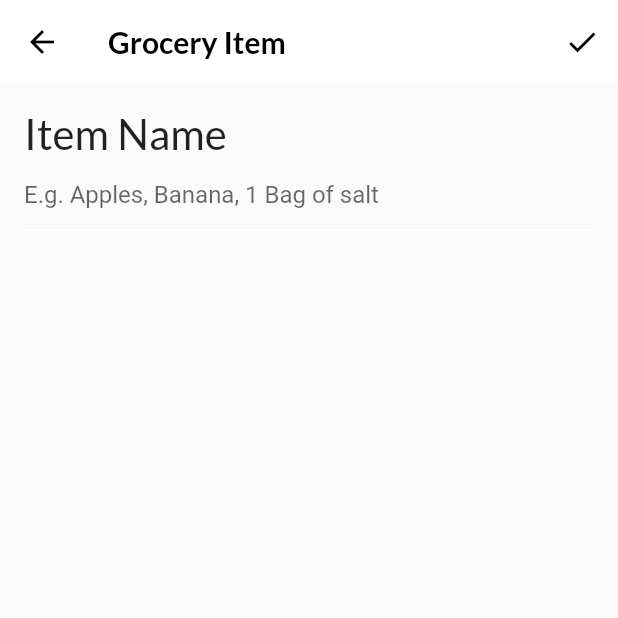
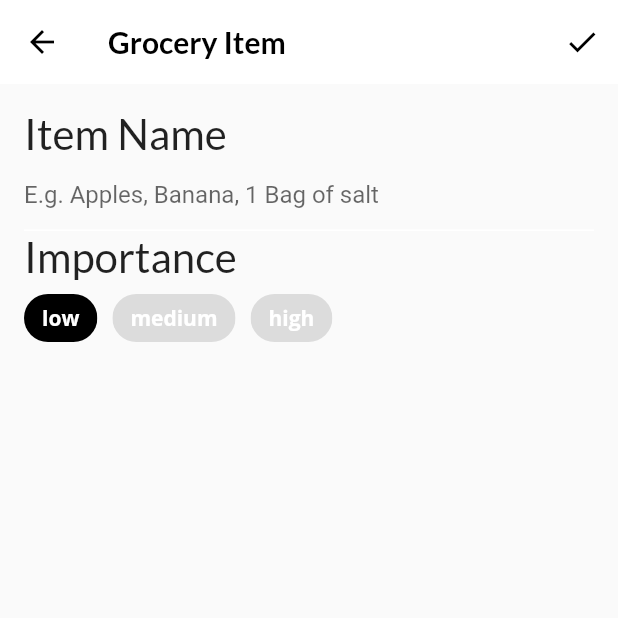
Before and after one commit to ghrms80/flta-ch06, a Flutter app: the screen it shows after launch, item 3 of the bottom bar chosen, after a tap on the "add" icon, on a phone screen of 412 x 824 dp, the top half of it. Run offline on Flutter 3.47's test engine with Material 2 defaults, Android fonts, the light colour scheme and no system bars; our stand-ins replace google_fonts.

Commit message:
Building the importance widget

```diff
--- a/lib/screens/grocery_item_screen.dart
+++ b/lib/screens/grocery_item_screen.dart
@@ -96,7 +96,7 @@ class GroceryItemScreenState extends State<GroceryItemScreen> {
         child: ListView(
           children: [
             buildNameField(),
-            // TODO: Add Importance selection
+            buildImportanceField(),
             // TODO: Add date picker
             // TODO: Add time picker
             // TODO: Add color picker
@@ -145,7 +145,70 @@ class GroceryItemScreenState extends State<GroceryItemScreen> {
     );
   }
 
-  // TODO: Add buildImportanceField()
+  Widget buildImportanceField() {
+    // 1
+    return Column(
+      crossAxisAlignment: CrossAxisAlignment.start,
+      children: [
+        // 2
+        Text(
+          'Importance',
+          style: GoogleFonts.lato(fontSize: 28.0),
+        ),
+        // 3
+        Wrap(
+          spacing: 10.0,
+          children: [
+            // 4
+            ChoiceChip(
+              // 5
+              selectedColor: Colors.black,
+              // 6
+              label: const Text(
+                'low',
+                style: TextStyle(
+                  color: Colors.white,
+                ),
+              ),
+              selected: _importance == Importance.low,
+              // 7
+              onSelected: (selected) {
+                setState(() {
+                  _importance = Importance.low;
+                });
+              },
+            ),
+            ChoiceChip(
+              selectedColor: Colors.black,
+              selected: _importance == Importance.medium,
+              label: const Text(
+                'medium',
+                style: TextStyle(color: Colors.white),
+              ),
+              onSelected: (selected) {
+                setState(() {
+                  _importance = Importance.medium;
+                });
+              },
+            ),
+            ChoiceChip(
+              label: const Text(
+                'high',
+                style: TextStyle(color: Colors.white),
+              ),
+              selected: _importance == Importance.high,
+              selectedColor: Colors.black,
+              onSelected: (selected) {
+                setState(() {
+                  _importance = Importance.high;
+                });
+              },
+            )
+          ],
+        )
+      ],
+    );
+  }
 
   // TODO: Add buildDateField()
 
```
